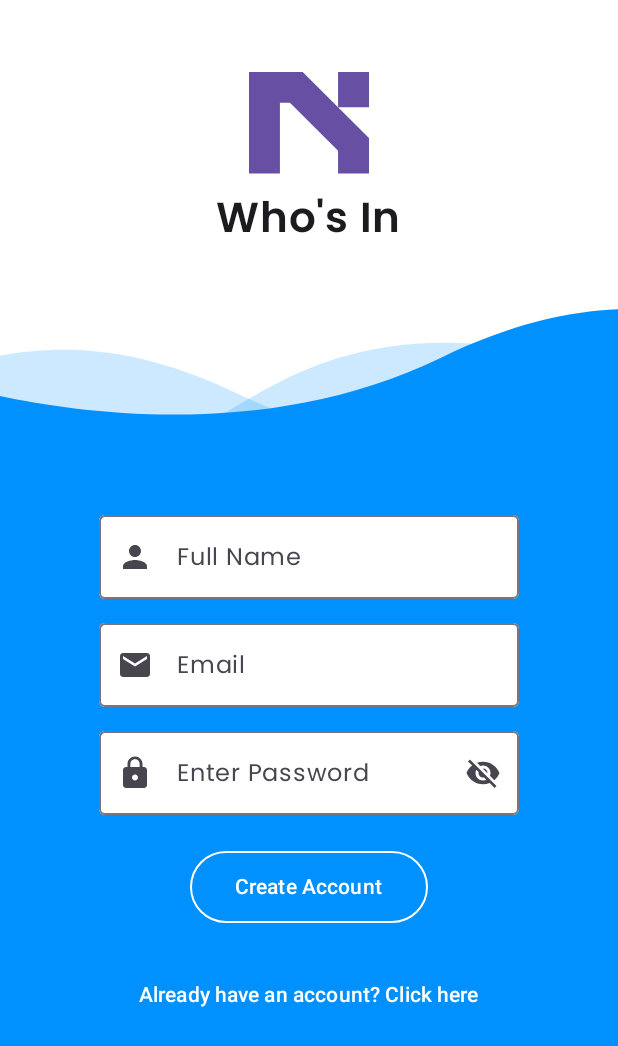
After one commit to vinnorman/WhosIn, an Android app built with Jetpack Compose: the composable CreateAccountScreen shown on its own in the app's theme, on a phone screen of 412 x 824 dp. The commit adds this screen. Shown: the top 1046 px of the screen. Run offline under Robolectric (Android 15) with nearby library versions, the light colour scheme and no system bars; our stand-ins replace Firebase (no records; nobody signed in at launch, a user with empty details on screens opened directly); 1 statement that could not run was skipped.

Commit message:
Improve UI for creat account screen

```diff
--- a/app/src/main/java/com/gonativecoders/whosin/DependencyInjection.kt
+++ b/app/src/main/java/com/gonativecoders/whosin/DependencyInjection.kt
@@ -10,7 +10,7 @@ import com.gonativecoders.whosin.data.whosin.WhosInRepository
 import com.gonativecoders.whosin.data.whosin.WhosInService
 import com.gonativecoders.whosin.ui.MainViewModel
 import com.gonativecoders.whosin.ui.auth.LoginViewModel
-import com.gonativecoders.whosin.ui.auth.RegisterViewModel
+import com.gonativecoders.whosin.ui.auth.CreateAccountViewModel
 import com.gonativecoders.whosin.ui.home.onboarding.createteam.CreateTeamViewModel
 import com.gonativecoders.whosin.ui.home.onboarding.jointeam.JoinTeamViewModel
 import com.gonativecoders.whosin.ui.home.teaminfo.TeamInfoViewModel
@@ -26,7 +26,7 @@ val koinModules = module {
 
     viewModel { SplashViewModel(repository = get()) }
     viewModel { LoginViewModel(repository = get(), dataStore = get()) }
-    viewModel { RegisterViewModel(repository = get()) }
+    viewModel { CreateAccountViewModel(repository = get()) }
     viewModel { CreateTeamViewModel(repository = get(), dataStore = get(), authRepository = get()) }
     viewModel { JoinTeamViewModel(repository = get(), dataStore = get(), authRepository = get()) }
     viewModel { (user: User) -> TeamViewModel(user = user, repository = get()) }
--- /dev/null
+++ b/app/src/main/java/com/gonativecoders/whosin/core/components/AppLogo.kt
@@ -0,0 +1,39 @@
+package com.gonativecoders.whosin.core.components
+
+import androidx.compose.foundation.Image
+import androidx.compose.foundation.layout.Arrangement
+import androidx.compose.foundation.layout.Column
+import androidx.compose.foundation.layout.Spacer
+import androidx.compose.foundation.layout.padding
+import androidx.compose.foundation.layout.size
+import androidx.compose.material3.MaterialTheme
+import androidx.compose.material3.Text
+import androidx.compose.runtime.Composable
+import androidx.compose.ui.Alignment
+import androidx.compose.ui.Modifier
+import androidx.compose.ui.graphics.ColorFilter
+import androidx.compose.ui.graphics.vector.ImageVector
+import androidx.compose.ui.res.vectorResource
+import androidx.compose.ui.unit.dp
+import com.gonativecoders.whosin.R
+import com.gonativecoders.whosin.core.theme.Grey800
+
+@Composable
+fun AppLogo(
+    modifier: Modifier = Modifier
+) {
+    Column(
+        modifier = modifier,
+        horizontalAlignment = Alignment.CenterHorizontally,
+        verticalArrangement = Arrangement.Center
+    ) {
+        Image(
+            modifier = Modifier.size(80.dp),
+            colorFilter = ColorFilter.tint(MaterialTheme.colorScheme.primary),
+            imageVector = ImageVector.vectorResource(id = R.drawable.logo_blue),
+            contentDescription = "Welcome Image"
+        )
+        Spacer(modifier = Modifier.padding(2.dp))
+        Text(text = "Who's In", style = MaterialTheme.typography.headlineMedium, color = Grey800)
+    }
+}
--- a/app/src/main/java/com/gonativecoders/whosin/ui/MainNavigator.kt
+++ b/app/src/main/java/com/gonativecoders/whosin/ui/MainNavigator.kt
@@ -6,8 +6,8 @@ import androidx.navigation.compose.NavHost
 import androidx.navigation.compose.composable
 import androidx.navigation.compose.rememberNavController
 import com.gonativecoders.whosin.data.auth.model.User
+import com.gonativecoders.whosin.ui.auth.CreateAccountScreen
 import com.gonativecoders.whosin.ui.auth.LoginScreen
-import com.gonativecoders.whosin.ui.auth.RegisterScreen
 import com.gonativecoders.whosin.ui.home.HomeScreen
 import com.gonativecoders.whosin.ui.splash.SplashScreen
 
@@ -40,7 +40,7 @@ fun MainNavigator(
             )
         }
         composable(MainDestinations.Register.route) {
-            RegisterScreen(
+            CreateAccountScreen(
                 navigateToLoginScreen = {
                     navController.navigate(
                         destination = MainDestinations.Login,
@@ -65,7 +65,7 @@ fun MainNavigator(
 
     when (uiState) {
         is MainViewModel.UiState.LoggedIn -> navController.navigate(destination = MainDestinations.Home, clear = true)
-        MainViewModel.UiState.LoggedOut -> navController.navigate(MainDestinations.Login)
+        MainViewModel.UiState.LoggedOut -> navController.navigate(destination = MainDestinations.Login, clear = true)
         MainViewModel.UiState.Splash -> navController.navigate(MainDestinations.Splash)
     }
 
--- /dev/null
+++ b/app/src/main/java/com/gonativecoders/whosin/ui/auth/CreateAccountScreen.kt
@@ -0,0 +1,145 @@
+package com.gonativecoders.whosin.ui.auth
+
+import androidx.compose.foundation.BorderStroke
+import androidx.compose.foundation.Image
+import androidx.compose.foundation.layout.Arrangement
+import androidx.compose.foundation.layout.Box
+import androidx.compose.foundation.layout.Column
+import androidx.compose.foundation.layout.Spacer
+import androidx.compose.foundation.layout.fillMaxSize
+import androidx.compose.foundation.layout.fillMaxWidth
+import androidx.compose.foundation.layout.padding
+import androidx.compose.foundation.layout.size
+import androidx.compose.material3.MaterialTheme
+import androidx.compose.material3.OutlinedButton
+import androidx.compose.material3.Surface
+import androidx.compose.material3.Text
+import androidx.compose.material3.TextButton
+import androidx.compose.runtime.Composable
+import androidx.compose.ui.Alignment
+import androidx.compose.ui.Modifier
+import androidx.compose.ui.graphics.Color
+import androidx.compose.ui.graphics.vector.ImageVector
+import androidx.compose.ui.layout.ContentScale
+import androidx.compose.ui.res.vectorResource
+import androidx.compose.ui.tooling.preview.Preview
+import androidx.compose.ui.unit.dp
+import com.gonativecoders.whosin.R
+import com.gonativecoders.whosin.core.components.AppLogo
+import com.gonativecoders.whosin.core.components.EmailField
+import com.gonativecoders.whosin.core.components.NameField
+import com.gonativecoders.whosin.core.components.PasswordField
+import com.gonativecoders.whosin.core.theme.WhosInTheme
+import com.gonativecoders.whosin.data.auth.model.User
+import org.koin.androidx.compose.getViewModel
+
+@Composable
+fun CreateAccountScreen(
+    onLoggedIn: (User) -> Unit,
+    navigateToLoginScreen: () -> Unit
+) {
+    val viewModel = getViewModel<CreateAccountViewModel>()
+
+    val uiState = viewModel.uiState
+
+    CreateAccountContent(
+        onNameChange = viewModel::onNameChange,
+        onEmailChange = viewModel::onEmailChange,
+        onPasswordChange = viewModel::onPasswordChanged,
+        onCreateAccountClicked = { viewModel.onCreateAccountClicked(onLoggedIn) },
+        uiState = uiState,
+        navigateToLoginScreen = navigateToLoginScreen
+    )
+
+}
+
+@Composable
+fun CreateAccountContent(
+    uiState: CreateAccountViewModel.UiState,
+    onNameChange: (String) -> Unit,
+    onEmailChange: (String) -> Unit,
+    onPasswordChange: (String) -> Unit,
+    onCreateAccountClicked: () -> Unit,
+    navigateToLoginScreen: () -> Unit
+) {
+    Column(
+        modifier = Modifier
+            .fillMaxSize()
+    ) {
+        Box(modifier = Modifier
+            .fillMaxSize()
+            .weight(1f)) {
+            AppLogo(
+                Modifier
+                    .fillMaxWidth()
+                    .align(Alignment.Center)
+            )
+        }
+        Box(modifier = Modifier
+            .fillMaxSize()
+            .weight(3f)) {
+            Image(
+                modifier = Modifier.fillMaxSize(),
+                imageVector = ImageVector.vectorResource(id = R.drawable.login_background),
+                contentDescription = null,
+                contentScale = ContentScale.FillBounds
+            )
+            Column(
+                modifier = Modifier
+                    .fillMaxSize()
+                    .align(Alignment.Center),
+                horizontalAlignment = Alignment.CenterHorizontally,
+                verticalArrangement = Arrangement.Center
+            ) {
+
+                NameField(value = uiState.displayName, onNewValue = onNameChange)
+                Spacer(modifier = Modifier.size(16.dp))
+                EmailField(value = uiState.email, onNewValue = onEmailChange)
+                Spacer(modifier = Modifier.size(16.dp))
+                PasswordField(value = uiState.password, onNewValue = onPasswordChange)
+                Spacer(modifier = Modifier.size(24.dp))
+                OutlinedButton(
+                    onClick = onCreateAccountClicked,
+                    border = BorderStroke(1.dp, Color.White)
+                ) {
+                    Text(text = "Create Account",  modifier = Modifier.padding(6.dp), color = Color.White)
+                }
+                Spacer(modifier = Modifier.size(24.dp))
+                TextButton(onClick = navigateToLoginScreen) {
+                    Text(text = "Already have an account? Click here", color = Color.White)
+                }
+                if (uiState.error != null) {
+                    Text(text = "Whoops! Something went wrong. ${uiState.error}")
+                }
+
+            }
+
+
+
+        }
+
+
+
+
+    }
+}
+
+@Preview(showBackground = true)
+@Composable
+private fun Portrait() {
+    Surface(
+        modifier = Modifier.fillMaxSize(),
+        color = MaterialTheme.colorScheme.background
+    ) {
+        WhosInTheme {
+            CreateAccountContent(
+                uiState = CreateAccountViewModel.UiState(),
+                onEmailChange = {},
+                onNameChange = {},
+                onPasswordChange = {},
+                onCreateAccountClicked = {},
+                navigateToLoginScreen = {}
+            )
+        }
+    }
+}
--- a/app/src/main/java/com/gonativecoders/whosin/ui/auth/RegisterViewModel.kt
+++ b/app/src/main/java/com/gonativecoders/whosin/ui/auth/CreateAccountViewModel.kt
@@ -9,7 +9,7 @@ import com.gonativecoders.whosin.data.auth.AuthRepository
 import com.gonativecoders.whosin.data.auth.model.User
 import kotlinx.coroutines.launch
 
-class RegisterViewModel(private val repository: AuthRepository) : ViewModel() {
+class CreateAccountViewModel(private val repository: AuthRepository) : ViewModel() {
 
     data class UiState(
         val displayName: String = "",
--- a/app/src/main/java/com/gonativecoders/whosin/ui/auth/LoginViewModel.kt
+++ b/app/src/main/java/com/gonativecoders/whosin/ui/auth/LoginViewModel.kt
@@ -31,12 +31,13 @@ class LoginViewModel(private val repository: AuthRepository, private val dataSto
     }
 
     fun onLoginClicked(onLoggedIn: (user: User) -> Unit) {
+        uiState = uiState.copy(isLoggingIn = true)
         viewModelScope.launch {
             try {
                 val user = repository.login(uiState.email, uiState.password)
                 onLoggedIn(user)
             } catch (exception: Exception) {
-                uiState = uiState.copy(error = exception)
+                uiState = uiState.copy(error = exception, isLoggingIn = false)
             }
         }
     }
```
Also changed, not shown: app/src/main/java/com/gonativecoders/whosin/ui/auth/LoginScreen.kt (+13 -28 lines), app/src/main/java/com/gonativecoders/whosin/ui/auth/RegisterScreen.kt (deleted, +0 -57 lines).
